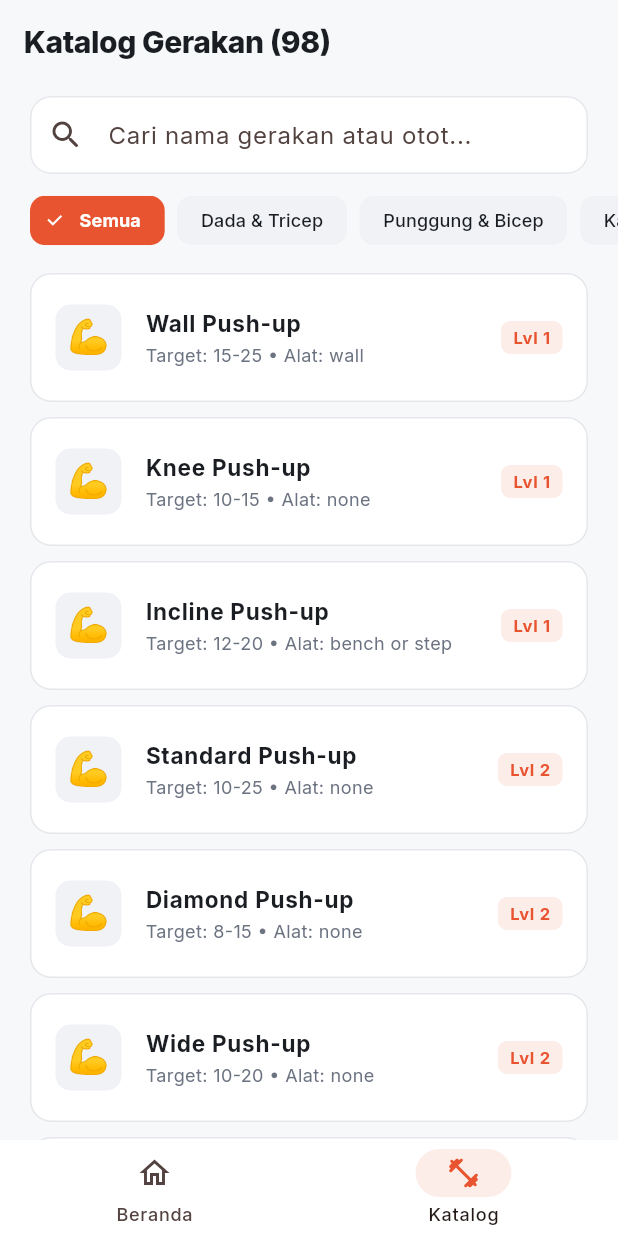
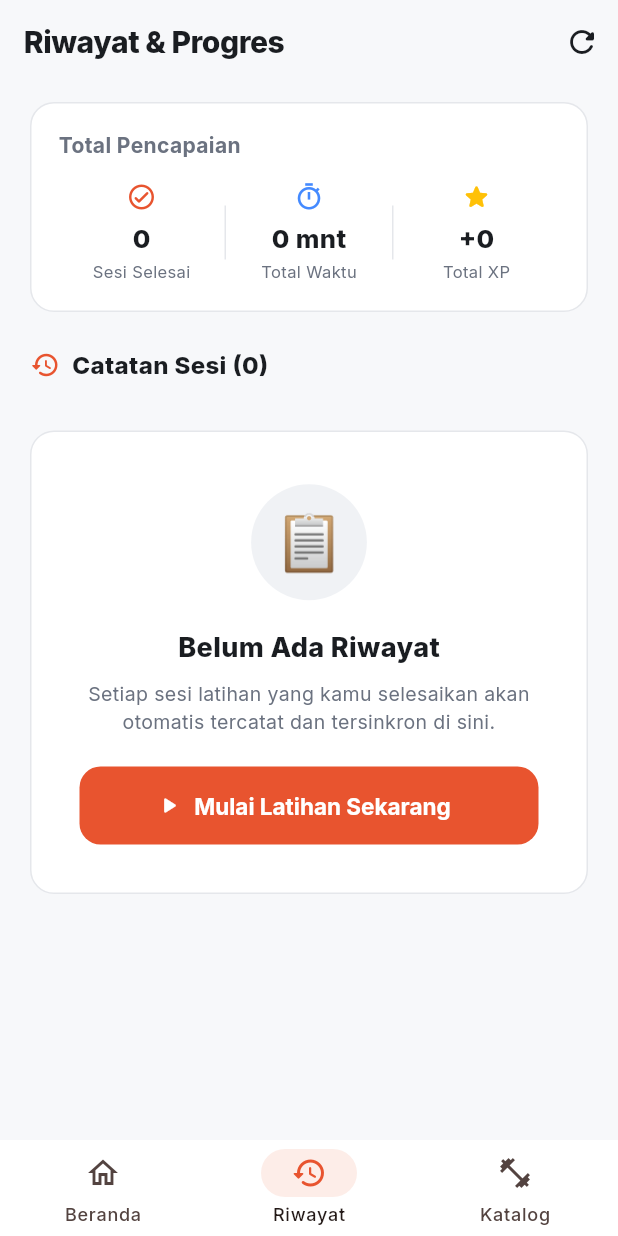
Before and after one commit to fandimetall/calisthenics-tracker, a Flutter app: the screen it shows once a user with an empty profile is signed in, item 2 of the bottom bar chosen, on a phone screen of 412 x 824 dp. Run offline on Flutter 3.47's test engine with Material 3 defaults, Android fonts, the phone set to English and light mode, and no system bars; our stand-ins replace google_fonts, shared_preferences, supabase_flutter; accounts and stored records are empty.

Commit message:
feat: add workout history and progress tracking screen

```diff
--- /dev/null
+++ b/lib/features/history/history_screen.dart
@@ -0,0 +1,472 @@
+import 'dart:convert';
+import 'package:flutter/material.dart';
+import 'package:google_fonts/google_fonts.dart';
+import 'package:shared_preferences/shared_preferences.dart';
+import '../../core/theme/app_theme.dart';
+import '../../core/widgets/responsive_layout.dart';
+import '../../services/supabase_service.dart';
+
+/// Screen menampilkan riwayat & progres latihan sebelumnya.
+class HistoryScreen extends StatefulWidget {
+  final VoidCallback? onStartWorkout;
+  const HistoryScreen({super.key, this.onStartWorkout});
+
+  @override
+  State<HistoryScreen> createState() => HistoryScreenState();
+}
+
+class HistoryScreenState extends State<HistoryScreen> {
+  bool _loading = true;
+  List<Map<String, dynamic>> _logs = [];
+  int _totalMinutes = 0;
+  int _totalXp = 0;
+
+  @override
+  void initState() {
+    super.initState();
+    _loadLogs();
+  }
+
+  void reload() {
+    _loadLogs();
+  }
+
+  Future<void> _loadLogs() async {
+    final prefs = await SharedPreferences.getInstance();
+    final sessionRaw = prefs.getString('auth_session');
+    String email = '';
+    if (sessionRaw != null) {
+      try {
+        final session = jsonDecode(sessionRaw) as Map<String, dynamic>;
+        email = session['email'] as String? ?? '';
+      } catch (_) {}
+    }
+    if (email.isEmpty) {
+      final cur = await SupabaseService.instance.currentUser();
+      email = cur?['email'] ?? '';
+    }
+
+    final rawLogs = await SupabaseService.instance.getWorkoutLogs(email);
+
+    int totalSec = 0;
+    int totalXp = 0;
+
+    for (final l in rawLogs) {
+      final dur = (l['duration_seconds'] as num?)?.toInt() ??
+          (l['durationSec'] as num?)?.toInt() ??
+          0;
+      totalSec += dur;
+
+      final details = l['details'] as Map<String, dynamic>?;
+      final xp = (details?['xpGained'] as num?)?.toInt() ??
+          (l['xpGained'] as num?)?.toInt() ??
+          50;
+      totalXp += xp;
+    }
+
+    if (!mounted) return;
+    setState(() {
+      _logs = rawLogs;
+      _totalMinutes = (totalSec / 60).round();
+      if (_totalMinutes == 0 && rawLogs.isNotEmpty) {
+        _totalMinutes = rawLogs.length * 15; // default estimate
+      }
+      _totalXp = totalXp;
+      _loading = false;
+    });
+  }
+
+  String _formatDate(String? isoStr) {
+    if (isoStr == null) return 'Hari ini';
+    try {
+      final dt = DateTime.parse(isoStr).toLocal();
+      final months = [
+        'Jan', 'Feb', 'Mar', 'Apr', 'Mei', 'Jun',
+        'Jul', 'Agu', 'Sep', 'Okt', 'Nov', 'Des'
+      ];
+      final days = ['Sen', 'Sel', 'Rab', 'Kam', 'Jum', 'Sab', 'Min'];
+      final dayName = days[dt.weekday - 1];
+      final hour = dt.hour.toString().padLeft(2, '0');
+      final minute = dt.minute.toString().padLeft(2, '0');
+      return '$dayName, ${dt.day} ${months[dt.month - 1]} ${dt.year} • $hour:$minute';
+    } catch (_) {
+      return 'Baru saja';
+    }
+  }
+
+  String _formatDuration(int seconds) {
+    if (seconds < 60) return '$seconds dtk';
+    final mins = seconds ~/ 60;
+    final remSecs = seconds % 60;
+    if (remSecs == 0) return '$mins mnt';
+    return '$mins mnt $remSecs dtk';
+  }
+
+  @override
+  Widget build(BuildContext context) {
+    final isDark = Theme.of(context).brightness == Brightness.dark;
+
+    return Scaffold(
+      appBar: AppBar(
+        title: Text(
+          'Riwayat & Progres',
+          style: GoogleFonts.inter(fontSize: 20, fontWeight: FontWeight.w800),
+        ),
+        actions: [
+          IconButton(
+            onPressed: () {
+              setState(() => _loading = true);
+              _loadLogs();
+            },
+            icon: const Icon(Icons.refresh_rounded),
+            tooltip: 'Segarkan',
+          ),
+        ],
+      ),
+      body: SafeArea(
+        child: ResponsiveContentContainer(
+          maxWidth: 680,
+          child: _loading
+              ? const Center(child: CircularProgressIndicator())
+              : RefreshIndicator(
+                  onRefresh: _loadLogs,
+                  child: ListView(
+                    padding: const EdgeInsets.fromLTRB(20, 12, 20, 24),
+                    children: [
+                      // Header Stats Overview
+                      _buildOverviewCard(isDark),
+                      const SizedBox(height: 24),
+
+                      // Section Title
+                      Row(
+                        children: [
+                          Icon(Icons.history_rounded,
+                              size: 20,
+                              color: isDark ? AppColors.accentDark : AppColors.accent),
+                          const SizedBox(width: 8),
+                          Text(
+                            'Catatan Sesi (${_logs.length})',
+                            style: GoogleFonts.inter(
+                              fontSize: 16,
+                              fontWeight: FontWeight.w800,
+                              color: isDark ? AppColors.inkDark : AppColors.inkLight,
+                            ),
+                          ),
+                        ],
+                      ),
+                      const SizedBox(height: 12),
+
+                      // Empty state or logs list
+                      if (_logs.isEmpty)
+                        _buildEmptyState(isDark)
+                      else
+                        ..._logs.map((log) => _buildLogCard(log, isDark)),
+                    ],
+                  ),
+                ),
+        ),
+      ),
+    );
+  }
+
+  Widget _buildOverviewCard(bool isDark) {
+    return Container(
+      padding: const EdgeInsets.all(18),
+      decoration: BoxDecoration(
+        color: isDark ? AppColors.surfaceDark : AppColors.surfaceLight,
+        borderRadius: BorderRadius.circular(16),
+        border: Border.all(
+          color: isDark ? AppColors.borderDark : AppColors.borderLight,
+        ),
+      ),
+      child: Column(
+        crossAxisAlignment: CrossAxisAlignment.start,
+        children: [
+          Text(
+            'Total Pencapaian',
+            style: GoogleFonts.inter(
+              fontSize: 14,
+              fontWeight: FontWeight.w700,
+              color: isDark ? AppColors.inkMutedDark : AppColors.inkMutedLight,
+            ),
+          ),
+          const SizedBox(height: 14),
+          Row(
+            children: [
+              Expanded(
+                child: _statTile(
+                  icon: Icons.check_circle_outline_rounded,
+                  label: 'Sesi Selesai',
+                  val: '${_logs.length}',
+                  color: isDark ? AppColors.accentDark : AppColors.accent,
+                  isDark: isDark,
+                ),
+              ),
+              Container(
+                height: 36,
+                width: 1,
+                color: isDark ? AppColors.borderDark : AppColors.borderLight,
+              ),
+              Expanded(
+                child: _statTile(
+                  icon: Icons.timer_outlined,
+                  label: 'Total Waktu',
+                  val: '$_totalMinutes mnt',
+                  color: Colors.blueAccent,
+                  isDark: isDark,
+                ),
+              ),
+              Container(
+                height: 36,
+                width: 1,
+                color: isDark ? AppColors.borderDark : AppColors.borderLight,
+              ),
+              Expanded(
+                child: _statTile(
+                  icon: Icons.star_rounded,
+                  label: 'Total XP',
+                  val: '+$_totalXp',
+                  color: Colors.amber,
+                  isDark: isDark,
+                ),
+              ),
+            ],
+          ),
+        ],
+      ),
+    );
+  }
+
+  Widget _statTile({
+    required IconData icon,
+    required String label,
+    required String val,
+    required Color color,
+    required bool isDark,
+  }) {
+    return Column(
+      children: [
+        Icon(icon, size: 20, color: color),
+        const SizedBox(height: 6),
+        Text(
+          val,
+          style: GoogleFonts.inter(
+            fontSize: 17,
+            fontWeight: FontWeight.w800,
+            color: isDark ? AppColors.inkDark : AppColors.inkLight,
+          ),
+        ),
+        const SizedBox(height: 2),
+        Text(
+          label,
+          style: GoogleFonts.inter(
+            fontSize: 11,
+            color: isDark ? AppColors.inkMutedDark : AppColors.inkMutedLight,
+          ),
+        ),
+      ],
+    );
+  }
+
+  Widget _buildEmptyState(bool isDark) {
+    return Container(
+      margin: const EdgeInsets.only(top: 20),
+      padding: const EdgeInsets.all(32),
+      decoration: BoxDecoration(
+        color: isDark ? AppColors.surfaceDark : AppColors.surfaceLight,
+        borderRadius: BorderRadius.circular(16),
+        border: Border.all(
+          color: isDark ? AppColors.borderDark : AppColors.borderLight,
+        ),
+      ),
+      child: Column(
+        children: [
+          Container(
+            padding: const EdgeInsets.all(16),
+            decoration: BoxDecoration(
+              color: isDark ? AppColors.surface2Dark : AppColors.surface2Light,
+              shape: BoxShape.circle,
+            ),
+            child: const Text('📋', style: TextStyle(fontSize: 36)),
+          ),
+          const SizedBox(height: 16),
+          Text(
+            'Belum Ada Riwayat',
+            style: GoogleFonts.inter(
+              fontSize: 18,
+              fontWeight: FontWeight.w800,
+              color: isDark ? AppColors.inkDark : AppColors.inkLight,
+            ),
+          ),
+          const SizedBox(height: 8),
+          Text(
+            'Setiap sesi latihan yang kamu selesaikan akan otomatis tercatat dan tersinkron di sini.',
+            textAlign: TextAlign.center,
+            style: GoogleFonts.inter(
+              fontSize: 13,
+              color: isDark ? AppColors.inkMutedDark : AppColors.inkMutedLight,
+            ),
+          ),
+          const SizedBox(height: 20),
+          if (widget.onStartWorkout != null)
+            FilledButton.icon(
+              onPressed: widget.onStartWorkout,
+              icon: const Icon(Icons.play_arrow_rounded),
+              label: const Text('Mulai Latihan Sekarang'),
+            ),
+        ],
+      ),
+    );
+  }
+
+  Widget _buildLogCard(Map<String, dynamic> log, bool isDark) {
+    final title = log['session_name']?.toString() ??
+        log['sessionName']?.toString() ??
+        'Sesi Latihan';
+    final durSec = (log['duration_seconds'] as num?)?.toInt() ??
+        (log['durationSec'] as num?)?.toInt() ??
+        0;
+    final dateStr = log['completed_at']?.toString() ?? log['date']?.toString();
+
+    final details = log['details'] as Map<String, dynamic>?;
+    final completedSets = details?['completedSets'] ?? log['completedSets'] ?? 0;
+    final totalSets = details?['totalSets'] ?? log['totalSets'] ?? 0;
+    final xp = details?['xpGained'] ?? log['xpGained'] ?? 50;
+
+    return Container(
+      margin: const EdgeInsets.only(bottom: 12),
+      padding: const EdgeInsets.all(16),
+      decoration: BoxDecoration(
+        color: isDark ? AppColors.surfaceDark : AppColors.surfaceLight,
+        borderRadius: BorderRadius.circular(16),
+        border: Border.all(
+          color: isDark ? AppColors.borderDark : AppColors.borderLight,
+        ),
+      ),
+      child: Column(
+        crossAxisAlignment: CrossAxisAlignment.start,
+        children: [
+          Row(
+            children: [
+              Container(
+                width: 36,
+                height: 36,
+                decoration: BoxDecoration(
+                  color: (isDark ? AppColors.accentDark : AppColors.accent)
+                      .withValues(alpha: 0.12),
+                  borderRadius: BorderRadius.circular(10),
+                ),
+                alignment: Alignment.center,
+                child: const Text('💪', style: TextStyle(fontSize: 18)),
+              ),
+              const SizedBox(width: 12),
+              Expanded(
+                child: Column(
+                  crossAxisAlignment: CrossAxisAlignment.start,
+                  children: [
+                    Text(
+                      title,
+                      style: GoogleFonts.inter(
+                        fontSize: 15,
+                        fontWeight: FontWeight.w700,
+                        color: isDark ? AppColors.inkDark : AppColors.inkLight,
+                      ),
+                    ),
+                    const SizedBox(height: 2),
+                    Text(
+                      _formatDate(dateStr),
+                      style: GoogleFonts.inter(
+                        fontSize: 11,
+                        color: isDark
+                            ? AppColors.inkMutedDark
+                            : AppColors.inkMutedLight,
+                      ),
+                    ),
+                  ],
+                ),
+              ),
+              Container(
+                padding: const EdgeInsets.symmetric(horizontal: 8, vertical: 4),
+                decoration: BoxDecoration(
+                  color: isDark ? AppColors.accentSoftDark : AppColors.accentSoftLight,
+                  borderRadius: BorderRadius.circular(8),
+                ),
+                child: Text(
+                  '+$xp XP',
+                  style: GoogleFonts.inter(
+                    fontSize: 12,
+                    fontWeight: FontWeight.w800,
+                    color: isDark ? AppColors.accentDark : AppColors.accent,
+                  ),
+                ),
+              ),
+            ],
+          ),
+          const SizedBox(height: 12),
+          const Divider(height: 1),
+          const SizedBox(height: 12),
+          Row(
+            children: [
+              _metricPill(
+                icon: Icons.timer_outlined,
+                label: 'Durasi',
+                val: _formatDuration(durSec),
+                isDark: isDark,
+              ),
+              const SizedBox(width: 10),
+              _metricPill(
+                icon: Icons.repeat_rounded,
+                label: 'Set',
+                val: '$completedSets / $totalSets Set',
+                isDark: isDark,
+              ),
+              const Spacer(),
+              Row(
+                children: [
+                  const Icon(Icons.cloud_done_rounded, size: 14, color: Colors.green),
+                  const SizedBox(width: 4),
+                  Text(
+                    'Tersinkron',
+                    style: GoogleFonts.inter(fontSize: 11, color: Colors.green, fontWeight: FontWeight.w600),
+                  ),
+                ],
+              ),
+            ],
+          ),
+        ],
+      ),
+    );
+  }
+
+  Widget _metricPill({
+    required IconData icon,
+    required String label,
+    required String val,
+    required bool isDark,
+  }) {
+    return Container(
+      padding: const EdgeInsets.symmetric(horizontal: 10, vertical: 5),
+      decoration: BoxDecoration(
+        color: isDark ? AppColors.surface2Dark : AppColors.surface2Light,
+        borderRadius: BorderRadius.circular(8),
+      ),
+      child: Row(
+        mainAxisSize: MainAxisSize.min,
+        children: [
+          Icon(icon,
+              size: 13,
+              color: isDark ? AppColors.inkMutedDark : AppColors.inkMutedLight),
+          const SizedBox(width: 5),
+          Text(
+            '$label: $val',
+            style: GoogleFonts.inter(
+              fontSize: 11,
+              fontWeight: FontWeight.w600,
+              color: isDark ? AppColors.inkDark : AppColors.inkLight,
+            ),
+          ),
+        ],
+      ),
+    );
+  }
+}
--- a/lib/features/navigation/main_shell.dart
+++ b/lib/features/navigation/main_shell.dart
@@ -1,6 +1,7 @@
 import 'package:flutter/material.dart';
 import '../../core/theme/app_theme.dart';
 import '../dashboard/dashboard_screen.dart';
+import '../history/history_screen.dart';
 import '../library/exercise_library_screen.dart';
 import '../workout/workout_session_screen.dart';
 
@@ -23,6 +24,7 @@ class MainShell extends StatefulWidget {
 class _MainShellState extends State<MainShell> {
   int _currentIndex = 0;
   final GlobalKey<DashboardScreenState> _dashboardKey = GlobalKey<DashboardScreenState>();
+  final GlobalKey<HistoryScreenState> _historyKey = GlobalKey<HistoryScreenState>();
 
   Future<void> _openWorkoutSession({Map<String, dynamic>? workoutDay}) async {
     await Navigator.of(context).push(
@@ -35,10 +37,11 @@ class _MainShellState extends State<MainShell> {
         ),
       ),
     );
-    // Force reload dashboard after session ends
+    // Force reload dashboard and history after session ends
     if (mounted) {
       setState(() => _currentIndex = 0);
       _dashboardKey.currentState?.reload();
+      _historyKey.currentState?.reload();
     }
   }
 
@@ -57,6 +60,10 @@ class _MainShellState extends State<MainShell> {
             onLogout: widget.onLogout,
             onStartWorkout: (workoutDay) => _openWorkoutSession(workoutDay: workoutDay),
           ),
+          HistoryScreen(
+            key: _historyKey,
+            onStartWorkout: () => _openWorkoutSession(),
+          ),
           const ExerciseLibraryScreen(),
         ],
       ),
@@ -66,6 +73,8 @@ class _MainShellState extends State<MainShell> {
           setState(() => _currentIndex = i);
           if (i == 0) {
             _dashboardKey.currentState?.reload();
+          } else if (i == 1) {
+            _historyKey.currentState?.reload();
           }
         },
         backgroundColor: isDark ? AppColors.surfaceDark : Colors.white,
@@ -79,6 +88,11 @@ class _MainShellState extends State<MainShell> {
             label: 'Beranda',
           ),
           NavigationDestination(
+            icon: const Icon(Icons.history_rounded),
+            selectedIcon: Icon(Icons.history_rounded, color: isDark ? AppColors.accentDark : AppColors.accent),
+            label: 'Riwayat',
+          ),
+          NavigationDestination(
             icon: const Icon(Icons.fitness_center_outlined),
             selectedIcon: Icon(Icons.fitness_center_rounded, color: isDark ? AppColors.accentDark : AppColors.accent),
             label: 'Katalog',
```
Also changed, not shown: public/assets/fonts/MaterialIcons-Regular.otf, test_live_dashboard_restored.png (added), 4 other files.
